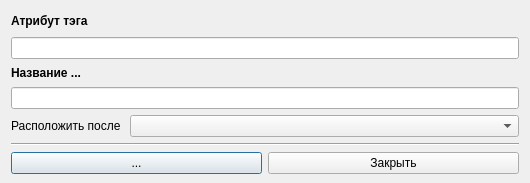
Artemako/auto-exec-doc, file designer/dialogwindows/neddw/nedrowcoldialogwindow.ui: the form before one commit.
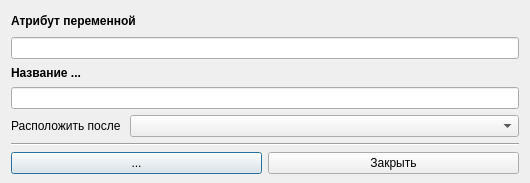
The form after the commit.

Diff of the .ui file:
```diff
--- a/designer/dialogwindows/neddw/nedrowcoldialogwindow.ui
+++ b/designer/dialogwindows/neddw/nedrowcoldialogwindow.ui
@@ -26,7 +26,7 @@
    <item>
     <widget class="QLabel" name="label_attr">
      <property name="text">
-      <string>&lt;html&gt;&lt;head/&gt;&lt;body&gt;&lt;p&gt;&lt;span style=&quot; font-weight:700;&quot;&gt;Атрибут тэга&lt;/span&gt;&lt;/p&gt;&lt;/body&gt;&lt;/html&gt;</string>
+      <string>&lt;html&gt;&lt;head/&gt;&lt;body&gt;&lt;p&gt;&lt;span style=&quot; font-weight:700;&quot;&gt;Атрибут переменной&lt;/span&gt;&lt;/p&gt;&lt;/body&gt;&lt;/html&gt;</string>
      </property>
     </widget>
    </item>
```
Left out of the diff: 2 changed lines with no effect on the pictures.
